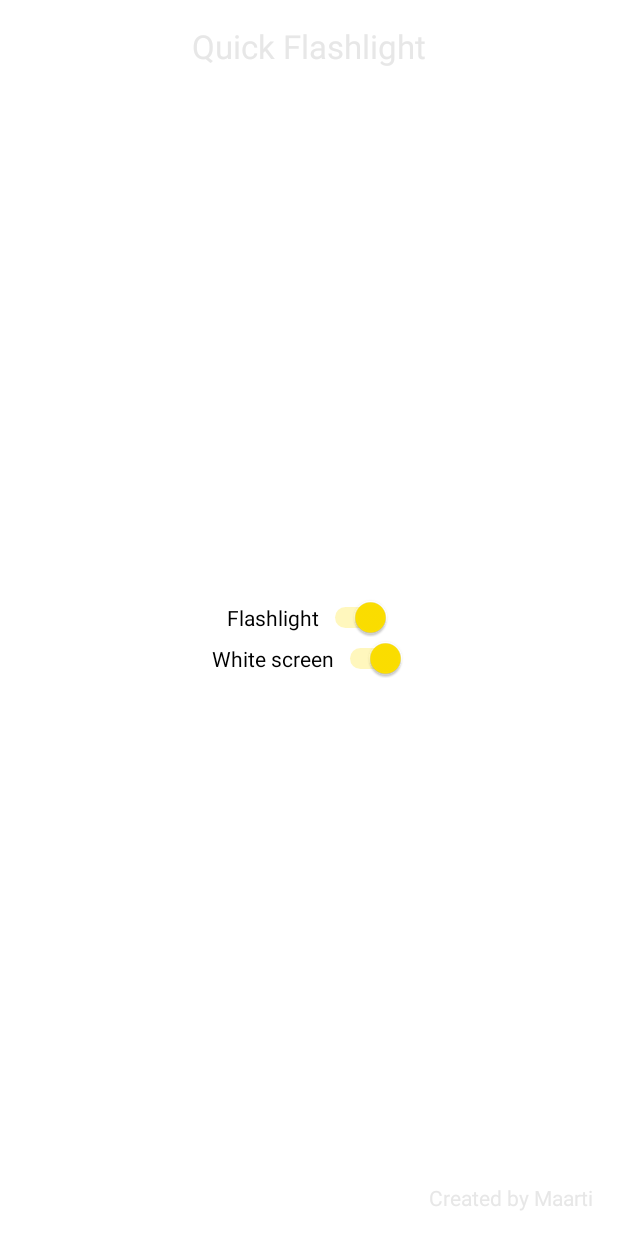
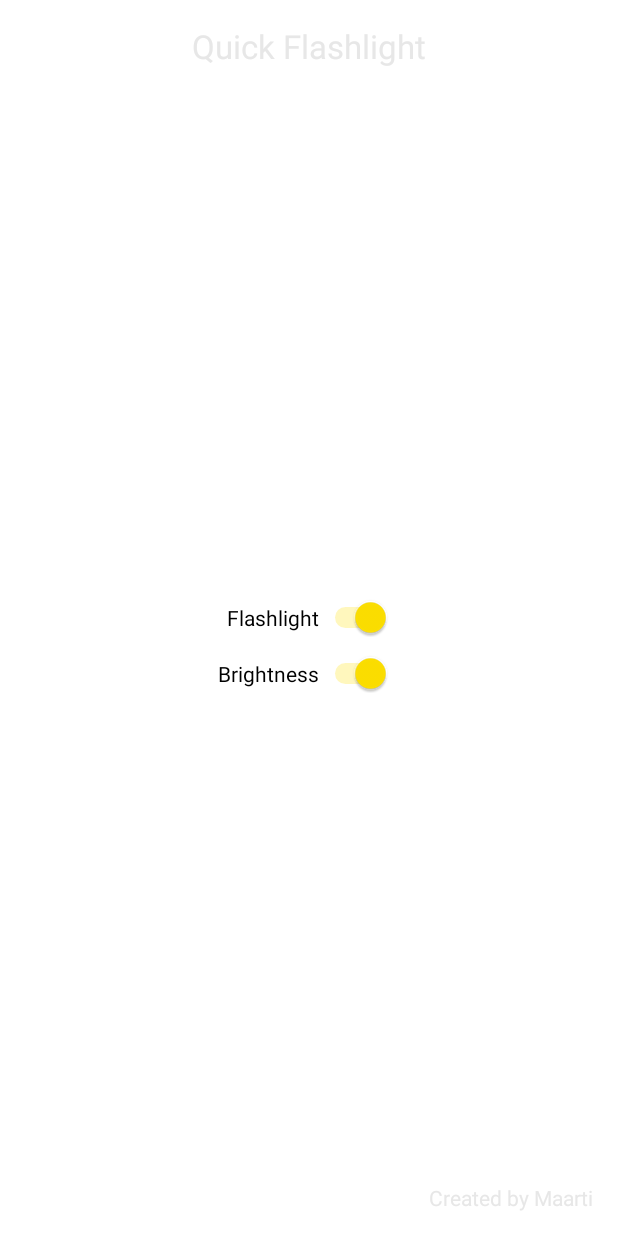
Before and after one commit to Maarti/QuickFlashlight, an Android app: the screen it shows after launch (MainActivity), on a phone screen of 412 x 824 dp. Run offline under Robolectric (Android 15) with nearby library versions, the phone set to English and light mode, and no system bars.

```diff
--- a/app/build.gradle
+++ b/app/build.gradle
@@ -8,8 +8,8 @@ android {
         applicationId "net.maarti.quickflashlight"
         minSdkVersion 14
         targetSdkVersion 23
-        versionCode 1
-        versionName "1.0"
+        versionCode 2
+        versionName "1.0.02"
     }
     buildTypes {
         release {
--- a/app/src/main/AndroidManifest.xml
+++ b/app/src/main/AndroidManifest.xml
@@ -12,8 +12,8 @@
         android:label="@string/app_name"
         android:supportsRtl="true"
         android:theme="@style/AppTheme"
-        android:versionCode="1"
-        android:versionName="1.0.0"
+        android:versionCode="2"
+        android:versionName="1.0.02"
         android:minSdkVersion="14">
 
         <activity android:name=".MainActivity"
--- a/app/src/main/java/net/maarti/quickflashlight/MainActivity.java
+++ b/app/src/main/java/net/maarti/quickflashlight/MainActivity.java
@@ -94,7 +94,7 @@ public class MainActivity extends AppCompatActivity {
         } catch (Exception e) {
             e.printStackTrace();
             vSwitchFlash.setChecked(false);
-            Toast.makeText(getBaseContext(), R.string.toast_exceptionFlashOn, Toast.LENGTH_SHORT).show();
+           // Toast.makeText(getBaseContext(), R.string.toast_exceptionFlashOn, Toast.LENGTH_SHORT).show();
         }
     }
 
@@ -109,7 +109,7 @@ public class MainActivity extends AppCompatActivity {
         } catch (Exception e) {
             e.printStackTrace();
             //vSwitchFlash.setChecked(true);
-            Toast.makeText(getBaseContext(), R.string.toast_exceptionFlashOff, Toast.LENGTH_SHORT).show();
+          //  Toast.makeText(getBaseContext(), R.string.toast_exceptionFlashOff, Toast.LENGTH_SHORT).show();
         }
     }
 
--- a/app/src/main/res/layout/activity_main.xml
+++ b/app/src/main/res/layout/activity_main.xml
@@ -28,14 +28,16 @@
         android:id="@+id/switchFlash"
         android:layout_centerVertical="true"
         android:layout_centerHorizontal="true"
-        android:checked="true"/>
+        android:checked="true"
+        android:layout_marginBottom="10dp"/>
 
     <Switch
         android:layout_width="wrap_content"
         android:layout_height="wrap_content"
         android:text="@string/whiteScreen"
         android:id="@+id/switchWhite"
-        android:layout_centerHorizontal="true"
+        android:layout_alignRight="@+id/switchFlash"
+        android:layout_alignEnd="@+id/switchFlash"
         android:layout_below="@id/switchFlash"
         android:checked="true"/>
 
--- a/app/src/main/res/values/strings.xml
+++ b/app/src/main/res/values/strings.xml
@@ -2,9 +2,9 @@
     <string name="app_name">Quick Flashlight</string>
     <string name="permdesc_flashlight">If your device has a flashlight, the app will turn it on.</string>
     <string name="flashlight">Flashlight</string>
-    <string name="whiteScreen">White screen</string>
+    <string name="whiteScreen">Brightness</string>
     <string name="createdByMaarti">Created by Maarti</string>
-    <string name="appWebSiteUrl">http://android.maarti.net</string>
+    <string name="appWebSiteUrl" translatable="false">http://android.maarti.net</string>
     <string name="toast_rate_app">Thank you to rate this app :)</string>
     <string name="toast_exceptionFlashOn">Exception throws in turning on flashlight.</string>
     <string name="toast_exceptionFlashOff">Exception throws in turning off flashlight.</string>
```
Also changed, not shown: 2 other files.
